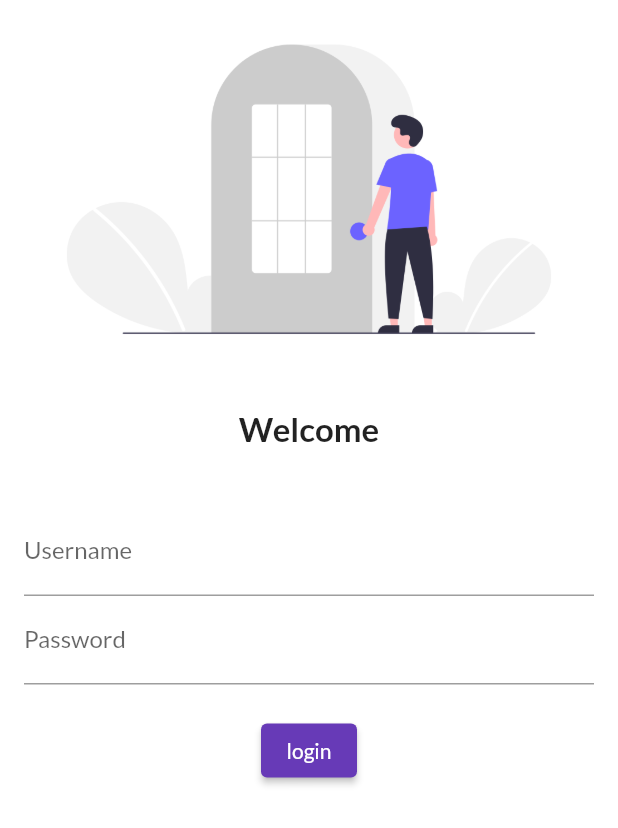
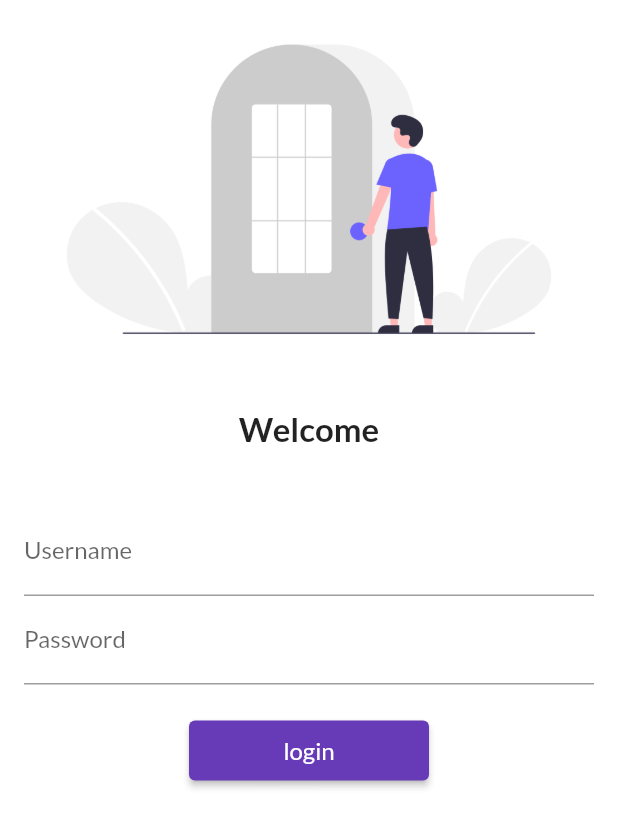
Before and after one commit to 47krishnaveersingh/learnig-flutter, a Flutter app: the screen it shows after launch, on a phone screen of 412 x 824 dp. Shown: the top 828 px of the screen. Run offline on Flutter 3.47's test engine with Material 2 defaults, Android fonts, the phone set to English and light mode, and no system bars; our stand-ins replace google_fonts.

Commit message:
day5 completed

```diff
--- a/lib/main.dart
+++ b/lib/main.dart
@@ -2,6 +2,7 @@
 import 'package:google_fonts/google_fonts.dart';
 import 'package:initial/pages/home_page.dart';
 import 'package:initial/pages/login_page.dart';
+import 'package:initial/utils/routes.dart';
 
 void main() {
   runApp(const MyApp());
@@ -22,7 +23,8 @@
       initialRoute: "/login",
       routes: {
         "/": (context) => const HomePage(),
-        "/login": (context) => const LoginPage()
+        MyRoutes.loginRoute: (context) => const LoginPage(),
+        MyRoutes.homeRoute: (context) => const HomePage()
       },
     );
   }
--- a/lib/pages/login_page.dart
+++ b/lib/pages/login_page.dart
@@ -1,4 +1,5 @@
 import 'package:flutter/material.dart';
+import 'package:initial/utils/routes.dart';
 
 class LoginPage extends StatelessWidget {
   const LoginPage({Key? key}) : super(key: key);
@@ -7,6 +8,7 @@
   Widget build(BuildContext context) {
     return Material(
         color: Colors.white,
+        child: SingleChildScrollView(
           child: Column(
             children: [
               Image.asset(
@@ -24,7 +26,8 @@
                 height: 20,
               ),
               Padding(
-              padding: const EdgeInsets.symmetric(horizontal: 16, vertical: 20),
+                padding:
+                    const EdgeInsets.symmetric(horizontal: 16, vertical: 20),
                 child: Column(
                   children: [
                     TextFormField(
@@ -40,14 +43,21 @@
                       height: 20,
                     ),
                     ElevatedButton(
+                        style: ButtonStyle(
+                            minimumSize:
+                                MaterialStateProperty.all(const Size(160, 40))),
                         onPressed: () {
-                        print("hi kvs");
+                          Navigator.pushNamed(context, MyRoutes.homeRoute);
                         },
-                      child: Text("login"))
+                        child: const Text(
+                          "login",
+                          style: TextStyle(fontSize: 16),
+                        ))
                   ],
                 ),
               )
             ],
+          ),
         ));
   }
 }
--- /dev/null
+++ b/lib/utils/routes.dart
@@ -0,0 +1,4 @@
+class MyRoutes {
+  static String loginRoute = "/login";
+  static String homeRoute = "/home";
+}
```
Lines whose indentation alone changed are shown as unchanged.
